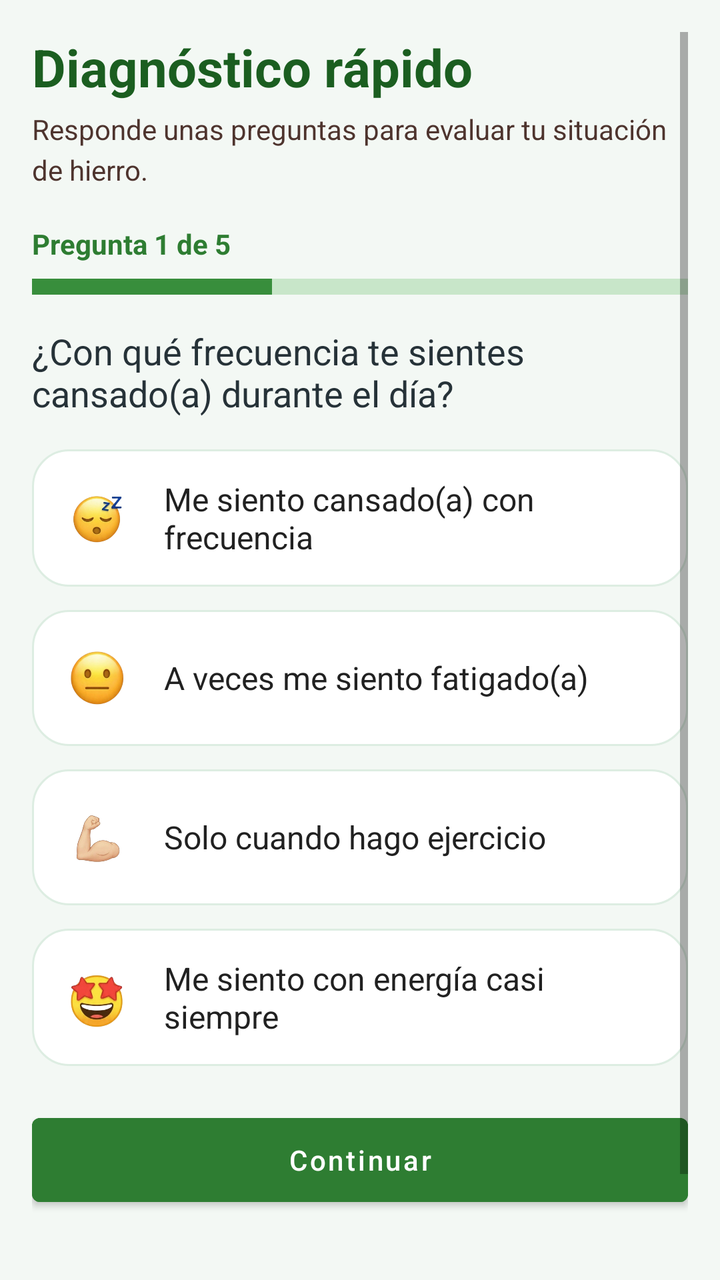
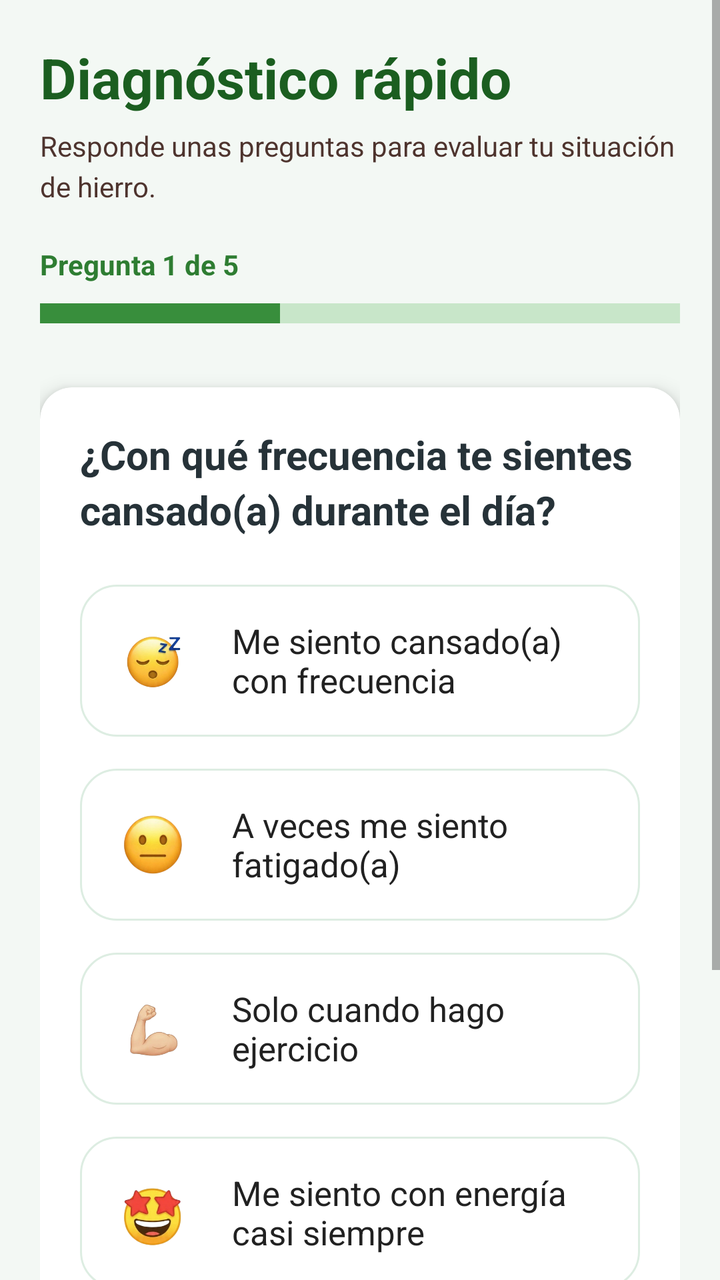

Compare the two renders of this Android layout. The source of the first and the diff that turns it into the second are given below.
<!-- AndroidManifest.xml: application theme Theme.FutureNovaEPT -->
<!-- res/layout/activity_diagnosis.xml -->
<?xml version="1.0" encoding="utf-8"?>
<ScrollView xmlns:android="http://schemas.android.com/apk/res/android"
    xmlns:tools="http://schemas.android.com/tools"
    android:layout_width="match_parent"
    android:layout_height="match_parent"
    android:background="#F3F8F4"
    android:padding="16dp"
    tools:context=".DiagnosisActivity">

    <LinearLayout
        android:layout_width="match_parent"
        android:layout_height="wrap_content"
        android:orientation="vertical">

        <TextView
            android:layout_width="wrap_content"
            android:layout_height="wrap_content"
            android:text="Diagnóstico rápido"
            android:textSize="26sp"
            android:textStyle="bold"
            android:textColor="#1B5E20"
            android:paddingBottom="4dp" />

        <TextView
            android:layout_width="match_parent"
            android:layout_height="wrap_content"
            android:text="Responde unas preguntas para evaluar tu situación de hierro."
            android:textColor="#4E342E"
            android:textSize="14sp"
            android:lineSpacingExtra="4dp"
            android:paddingBottom="18dp" />

        <TextView
            android:layout_width="match_parent"
            android:layout_height="wrap_content"
            android:text="Pregunta 1 de 5"
            android:textColor="#2E7D32"
            android:textStyle="bold"
            android:paddingBottom="8dp" />

        <FrameLayout
            android:layout_width="match_parent"
            android:layout_height="8dp"
            android:layout_marginBottom="16dp">

            <View
                android:layout_width="match_parent"
                android:layout_height="8dp"
                android:background="#C8E6C9" />

            <View
                android:layout_width="120dp"
                android:layout_height="8dp"
                android:background="#388E3C" />

        </FrameLayout>

        <TextView
            android:layout_width="match_parent"
            android:layout_height="wrap_content"
            android:text="¿Con qué frecuencia te sientes cansado(a) durante el día?"
            android:textColor="#263238"
            android:textSize="18sp"
            android:paddingBottom="16dp" />

        <LinearLayout
            android:layout_width="match_parent"
            android:layout_height="wrap_content"
            android:orientation="vertical"
            android:divider="@android:color/transparent"
            android:showDividers="middle">

            <LinearLayout
                android:id="@+id/option1"
                android:layout_width="match_parent"
                android:layout_height="wrap_content"
                android:orientation="horizontal"
                android:background="@drawable/option_background"
                android:padding="14dp"
                android:layout_marginBottom="12dp"
                android:gravity="center_vertical"
                android:clickable="true"
                android:focusable="true">

                <ImageView
                    android:layout_width="40dp"
                    android:layout_height="40dp"
                    android:src="@drawable/emoji_super_cansado"
                    android:contentDescription="emoji súper cansado"
                    android:scaleType="centerCrop"
                    android:layout_marginEnd="12dp" />

                <TextView
                    android:layout_width="0dp"
                    android:layout_height="wrap_content"
                    android:layout_weight="1"
                    android:text="Me siento cansado(a) con frecuencia"
                    android:textColor="#212121"
                    android:textSize="16sp" />

                <ImageView
                    android:id="@+id/check1"
                    android:layout_width="24dp"
                    android:layout_height="24dp"
                    android:src="@drawable/ic_check_mark"
                    android:visibility="gone" />
            </LinearLayout>

            <LinearLayout
                android:id="@+id/option2"
                android:layout_width="match_parent"
                android:layout_height="wrap_content"
                android:orientation="horizontal"
                android:background="@drawable/option_background"
                android:padding="14dp"
                android:layout_marginBottom="12dp"
                android:gravity="center_vertical"
                android:clickable="true"
                android:focusable="true">

                <ImageView
                    android:layout_width="40dp"
                    android:layout_height="40dp"
                    android:src="@drawable/emoji_fatiga"
                    android:contentDescription="emoji fatiga"
                    android:scaleType="centerCrop"
                    android:layout_marginEnd="12dp" />

                <TextView
                    android:layout_width="0dp"
                    android:layout_height="wrap_content"
                    android:layout_weight="1"
                    android:text="A veces me siento fatigado(a)"
                    android:textColor="#212121"
                    android:textSize="16sp" />

                <ImageView
                    android:id="@+id/check2"
                    android:layout_width="24dp"
                    android:layout_height="24dp"
                    android:src="@drawable/ic_check_mark"
                    android:visibility="gone" />
            </LinearLayout>

            <LinearLayout
                android:id="@+id/option3"
                android:layout_width="match_parent"
                android:layout_height="wrap_content"
                android:orientation="horizontal"
                android:background="@drawable/option_background"
                android:padding="14dp"
                android:layout_marginBottom="12dp"
                android:gravity="center_vertical"
                android:clickable="true"
                android:focusable="true">

                <ImageView
                    android:layout_width="40dp"
                    android:layout_height="40dp"
                    android:src="@drawable/emoji_ejercicio"
                    android:contentDescription="emoji ejercicio"
                    android:scaleType="centerCrop"
                    android:layout_marginEnd="12dp" />

                <TextView
                    android:layout_width="0dp"
                    android:layout_height="wrap_content"
                    android:layout_weight="1"
                    android:text="Solo cuando hago ejercicio"
                    android:textColor="#212121"
                    android:textSize="16sp" />

                <ImageView
                    android:id="@+id/check3"
                    android:layout_width="24dp"
                    android:layout_height="24dp"
                    android:src="@drawable/ic_check_mark"
                    android:visibility="gone" />
            </LinearLayout>

            <LinearLayout
                android:id="@+id/option4"
                android:layout_width="match_parent"
                android:layout_height="wrap_content"
                android:orientation="horizontal"
                android:background="@drawable/option_background"
                android:padding="14dp"
                android:gravity="center_vertical"
                android:clickable="true"
                android:focusable="true">

                <ImageView
                    android:layout_width="40dp"
                    android:layout_height="40dp"
                    android:src="@drawable/emoji_con_energia"
                    android:contentDescription="emoji con energía"
                    android:scaleType="centerCrop"
                    android:layout_marginEnd="12dp" />

                <TextView
                    android:layout_width="0dp"
                    android:layout_height="wrap_content"
                    android:layout_weight="1"
                    android:text="Me siento con energía casi siempre"
                    android:textColor="#212121"
                    android:textSize="16sp" />

                <ImageView
                    android:id="@+id/check4"
                    android:layout_width="24dp"
                    android:layout_height="24dp"
                    android:src="@drawable/ic_check_mark"
                    android:visibility="gone" />
            </LinearLayout>
        </LinearLayout>

        <Button
            android:id="@+id/btnNextQuestion"
            android:layout_width="match_parent"
            android:layout_height="54dp"
            android:text="Continuar"
            android:textAllCaps="false"
            android:backgroundTint="#2E7D32"
            android:textColor="#FFFFFF"
            android:layout_marginTop="20dp" />

        <TextView
            android:layout_width="match_parent"
            android:layout_height="wrap_content"
            android:text="Más adelante podemos usar tus respuestas para recomendar alimentos ricos en hierro y recordatorios personalizados."
            android:textColor="#455A64"
            android:textSize="13sp"
            android:lineSpacingExtra="4dp"
            android:paddingTop="18dp" />
    </LinearLayout>
</ScrollView>
<!-- resources referenced by this layout -->
<resources>
  <!-- drawable emoji_con_energia: png bitmap (drawable, 74872 bytes) -->
  <!-- drawable emoji_ejercicio: png bitmap (drawable, 48345 bytes) -->
  <!-- drawable emoji_fatiga: png bitmap (drawable, 64568 bytes) -->
  <!-- drawable emoji_super_cansado: png bitmap (drawable, 73391 bytes) -->
  <!-- drawable ic_check_mark (drawable) -->
  <?xml version="1.0" encoding="utf-8"?>
  <vector xmlns:android="http://schemas.android.com/apk/res/android"
      android:width="24dp"
      android:height="24dp"
      android:viewportWidth="24"
      android:viewportHeight="24">
      <path
          android:fillColor="#388E3C"
          android:pathData="M9.2,16.2 l-3.5,-3.5 c-0.4,-0.4 -1.1,-0.4 -1.5,0 c-0.4,0.4 -0.4,1.1 0,1.5 l4.2,4.2 c0.4,0.4 1,0.4 1.4,0 l9.5,-9.5 c0.4,-0.4 0.4,-1.1 0,-1.5 c-0.4,-0.4 -1.1,-0.4 -1.5,0 L9.2,16.2 z" />
  </vector>
  <!-- drawable option_background (drawable) -->
  <?xml version="1.0" encoding="utf-8"?>
  <selector xmlns:android="http://schemas.android.com/apk/res/android">
      <item android:state_selected="true">
          <shape android:shape="rectangle">
              <solid android:color="#E8F5E9" />
              <corners android:radius="18dp" />
              <stroke android:width="1dp" android:color="#81C784" />
          </shape>
      </item>
      <item android:state_pressed="true">
          <shape android:shape="rectangle">
              <solid android:color="#E8F5E9" />
              <corners android:radius="18dp" />
              <stroke android:width="1dp" android:color="#81C784" />
          </shape>
      </item>
      <item>
          <shape android:shape="rectangle">
              <solid android:color="#FFFFFF" />
              <corners android:radius="18dp" />
              <stroke android:width="1dp" android:color="#DDEDE2" />
          </shape>
      </item>
  </selector>
  <style name="Theme.FutureNovaEPT" parent="Theme.MaterialComponents.DayNight.DarkActionBar">
          
          <item name="colorPrimary">@color/purple_500</item>
          <item name="colorPrimaryVariant">@color/purple_700</item>
          <item name="colorOnPrimary">@color/white</item>
          
          <item name="colorSecondary">@color/teal_200</item>
          <item name="colorSecondaryVariant">@color/teal_700</item>
          <item name="colorOnSecondary">@color/black</item>
          
          <item name="android:statusBarColor">?attr/colorPrimaryVariant</item>
          
      </style>
  <color name="purple_500">#FF6200EE</color>
  <color name="purple_700">#FF3700B3</color>
  <color name="white">#FFFFFFFF</color>
  <color name="teal_200">#FF03DAC5</color>
  <color name="teal_700">#FF018786</color>
  <color name="black">#FF000000</color>
</resources>

<!-- the commit's change to res/layout/activity_diagnosis.xml (unified diff, before → after) -->
@@ -1,236 +1,284 @@
 <?xml version="1.0" encoding="utf-8"?>
 <ScrollView xmlns:android="http://schemas.android.com/apk/res/android"
+    xmlns:app="http://schemas.android.com/apk/res-auto"
     xmlns:tools="http://schemas.android.com/tools"
     android:layout_width="match_parent"
     android:layout_height="match_parent"
     android:background="#F3F8F4"
-    android:padding="16dp"
+    android:fillViewport="true"
     tools:context=".DiagnosisActivity">
 
-    <LinearLayout
+    <androidx.constraintlayout.widget.ConstraintLayout
         android:layout_width="match_parent"
-        android:layout_height="wrap_content"
-        android:orientation="vertical">
-
-        <TextView
+        android:layout_height="match_parent"
+        android:padding="20dp">
+
+        <TextView
+            android:id="@+id/tvDiagnosisTitle"
             android:layout_width="wrap_content"
             android:layout_height="wrap_content"
             android:text="Diagnóstico rápido"
-            android:textSize="26sp"
+            android:textColor="#1B5E20"
+            android:textSize="28sp"
             android:textStyle="bold"
-            android:textColor="#1B5E20"
-            android:paddingBottom="4dp" />
-
-        <TextView
-            android:layout_width="match_parent"
-            android:layout_height="wrap_content"
+            app:layout_constraintStart_toStartOf="parent"
+            app:layout_constraintTop_toTopOf="parent" />
+
+        <TextView
+            android:id="@+id/tvIntroText"
+            android:layout_width="match_parent"
+            android:layout_height="wrap_content"
+            android:layout_marginTop="6dp"
+            android:lineSpacingExtra="4dp"
             android:text="Responde unas preguntas para evaluar tu situación de hierro."
             android:textColor="#4E342E"
             android:textSize="14sp"
-            android:lineSpacingExtra="4dp"
-            android:paddingBottom="18dp" />
-
-        <TextView
-            android:layout_width="match_parent"
-            android:layout_height="wrap_content"
+            app:layout_constraintStart_toStartOf="parent"
+            app:layout_constraintTop_toBottomOf="@id/tvDiagnosisTitle" />
+
+        <TextView
+            android:id="@+id/tvQuestionCount"
+            android:layout_width="match_parent"
+            android:layout_height="wrap_content"
+            android:layout_marginTop="20dp"
             android:text="Pregunta 1 de 5"
             android:textColor="#2E7D32"
             android:textStyle="bold"
-            android:paddingBottom="8dp" />
+            app:layout_constraintStart_toStartOf="parent"
+            app:layout_constraintTop_toBottomOf="@id/tvIntroText" />
 
         <FrameLayout
-            android:layout_width="match_parent"
-            android:layout_height="8dp"
-            android:layout_marginBottom="16dp">
+            android:id="@+id/pbDiagnosisProgress"
+            android:layout_width="match_parent"
+            android:layout_height="10dp"
+            android:layout_marginTop="10dp"
+            app:layout_constraintStart_toStartOf="parent"
+            app:layout_constraintTop_toBottomOf="@id/tvQuestionCount">
 
             <View
                 android:layout_width="match_parent"
-                android:layout_height="8dp"
+                android:layout_height="10dp"
                 android:background="#C8E6C9" />
 
             <View
                 android:layout_width="120dp"
-                android:layout_height="8dp"
+                android:layout_height="10dp"
                 android:background="#388E3C" />
-
         </FrameLayout>
 
-        <TextView
-            android:layout_width="match_parent"
-            android:layout_height="wrap_content"
-            android:text="¿Con qué frecuencia te sientes cansado(a) durante el día?"
-            android:textColor="#263238"
-            android:textSize="18sp"
-            android:paddingBottom="16dp" />
-
-        <LinearLayout
-            android:layout_width="match_parent"
-            android:layout_height="wrap_content"
-            android:orientation="vertical"
-            android:divider="@android:color/transparent"
-            android:showDividers="middle">
+        <androidx.cardview.widget.CardView
+            android:id="@+id/cvDiagnosisCard"
+            android:layout_width="0dp"
+            android:layout_height="wrap_content"
+            android:layout_marginTop="32dp"
+            android:layout_marginBottom="32dp"
+            app:cardBackgroundColor="@android:color/white"
+            app:cardCornerRadius="16dp"
+            app:cardElevation="6dp"
+            app:layout_constraintBottom_toTopOf="@id/btnDiagnosisNext"
+            app:layout_constraintEnd_toEndOf="parent"
+            app:layout_constraintStart_toStartOf="parent"
+            app:layout_constraintTop_toBottomOf="@id/pbDiagnosisProgress">
 
             <LinearLayout
-                android:id="@+id/option1"
                 android:layout_width="match_parent"
                 android:layout_height="wrap_content"
-                android:orientation="horizontal"
-                android:background="@drawable/option_background"
-                android:padding="14dp"
-                android:layout_marginBottom="12dp"
-                android:gravity="center_vertical"
-                android:clickable="true"
-                android:focusable="true">
-
-                <ImageView
-                    android:layout_width="40dp"
-                    android:layout_height="40dp"
-                    android:src="@drawable/emoji_super_cansado"
-                    android:contentDescription="emoji súper cansado"
-                    android:scaleType="centerCrop"
-                    android:layout_marginEnd="12dp" />
+                android:orientation="vertical"
+                android:padding="20dp">
 
                 <TextView
-                    android:layout_width="0dp"
+                    android:id="@+id/tvQuestionText"
+                    android:layout_width="match_parent"
                     android:layout_height="wrap_content"
-                    android:layout_weight="1"
-                    android:text="Me siento cansado(a) con frecuencia"
-                    android:textColor="#212121"
-                    android:textSize="16sp" />
-
-                <ImageView
-                    android:id="@+id/check1"
-                    android:layout_width="24dp"
-                    android:layout_height="24dp"
-                    android:src="@drawable/ic_check_mark"
-                    android:visibility="gone" />
+                    android:layout_marginBottom="24dp"
+                    android:lineSpacingExtra="4dp"
+                    android:text="¿Con qué frecuencia te sientes cansado(a) durante el día?"
+                    android:textColor="#263238"
+                    android:textSize="20sp"
+                    android:textStyle="bold" />
+
+                <LinearLayout
+                    android:layout_width="match_parent"
+                    android:layout_height="wrap_content"
+                    android:orientation="vertical">
+
+                    <LinearLayout
+                        android:id="@+id/option1"
+                        android:layout_width="match_parent"
+                        android:layout_height="wrap_content"
+                        android:layout_marginBottom="16dp"
+                        android:background="@drawable/option_background"
+                        android:clickable="true"
+                        android:focusable="true"
+                        android:gravity="center_vertical"
+                        android:orientation="horizontal"
+                        android:padding="16dp">
+
+                        <ImageView
+                            android:layout_width="44dp"
+                            android:layout_height="44dp"
+                            android:layout_marginEnd="16dp"
+                            android:contentDescription="emoji súper cansado"
+                            android:scaleType="centerCrop"
+                            android:src="@drawable/emoji_super_cansado" />
+
+                        <TextView
+                            android:id="@+id/tvOption1"
+                            android:layout_width="0dp"
+                            android:layout_height="wrap_content"
+                            android:layout_weight="1"
+                            android:text="Me siento cansado(a) con frecuencia"
+                            android:textColor="#212121"
+                            android:textSize="17sp" />
+
+                        <ImageView
+                            android:id="@+id/check1"
+                            android:layout_width="26dp"
+                            android:layout_height="26dp"
+                            android:src="@drawable/ic_check_mark"
+                            android:visibility="gone" />
+                    </LinearLayout>
+
+                    <LinearLayout
+                        android:id="@+id/option2"
+                        android:layout_width="match_parent"
+                        android:layout_height="wrap_content"
+                        android:layout_marginBottom="16dp"
+                        android:background="@drawable/option_background"
+                        android:clickable="true"
+                        android:focusable="true"
+                        android:gravity="center_vertical"
+                        android:orientation="horizontal"
+                        android:padding="16dp">
+
+                        <ImageView
+                            android:layout_width="44dp"
+                            android:layout_height="44dp"
+                            android:layout_marginEnd="16dp"
+                            android:contentDescription="emoji fatiga"
+                            android:scaleType="centerCrop"
+                            android:src="@drawable/emoji_fatiga" />
+
+                        <TextView
+                            android:id="@+id/tvOption2"
+                            android:layout_width="0dp"
+                            android:layout_height="wrap_content"
+                            android:layout_weight="1"
+                            android:text="A veces me siento fatigado(a)"
+                            android:textColor="#212121"
+                            android:textSize="17sp" />
+
+                        <ImageView
+                            android:id="@+id/check2"
+                            android:layout_width="26dp"
+                            android:layout_height="26dp"
+                            android:src="@drawable/ic_check_mark"
+                            android:visibility="gone" />
+                    </LinearLayout>
+
+                    <LinearLayout
+                        android:id="@+id/option3"
+                        android:layout_width="match_parent"
+                        android:layout_height="wrap_content"
+                        android:layout_marginBottom="16dp"
+                        android:background="@drawable/option_background"
+                        android:clickable="true"
+                        android:focusable="true"
+                        android:gravity="center_vertical"
+                        android:orientation="horizontal"
+                        android:padding="16dp">
+
+                        <ImageView
+                            android:layout_width="44dp"
+                            android:layout_height="44dp"
+                            android:layout_marginEnd="16dp"
+                            android:contentDescription="emoji ejercicio"
+                            android:scaleType="centerCrop"
+                            android:src="@drawable/emoji_ejercicio" />
+
+                        <TextView
+                            android:id="@+id/tvOption3"
+                            android:layout_width="0dp"
+                            android:layout_height="wrap_content"
+                            android:layout_weight="1"
+                            android:text="Solo cuando hago ejercicio"
+                            android:textColor="#212121"
+                            android:textSize="17sp" />
+
+                        <ImageView
+                            android:id="@+id/check3"
+                            android:layout_width="26dp"
+                            android:layout_height="26dp"
+                            android:src="@drawable/ic_check_mark"
+                            android:visibility="gone" />
+                    </LinearLayout>
+
+                    <LinearLayout
+                        android:id="@+id/option4"
+                        android:layout_width="match_parent"
+                        android:layout_height="wrap_content"
+                        android:background="@drawable/option_background"
+                        android:clickable="true"
+                        android:focusable="true"
+                        android:gravity="center_vertical"
+                        android:orientation="horizontal"
+                        android:padding="16dp">
+
+                        <ImageView
+                            android:layout_width="44dp"
+                            android:layout_height="44dp"
+                            android:layout_marginEnd="16dp"
+                            android:contentDescription="emoji con energía"
+                            android:scaleType="centerCrop"
+                            android:src="@drawable/emoji_con_energia" />
+
+                        <TextView
+                            android:id="@+id/tvOption4"
+                            android:layout_width="0dp"
+                            android:layout_height="wrap_content"
+                            android:layout_weight="1"
+                            android:text="Me siento con energía casi siempre"
+                            android:textColor="#212121"
+                            android:textSize="17sp" />
+
+                        <ImageView
+                            android:id="@+id/check4"
+                            android:layout_width="26dp"
+                            android:layout_height="26dp"
+                            android:src="@drawable/ic_check_mark"
+                            android:visibility="gone" />
+                    </LinearLayout>
+                </LinearLayout>
             </LinearLayout>
-
-            <LinearLayout
-                android:id="@+id/option2"
-                android:layout_width="match_parent"
-                android:layout_height="wrap_content"
-                android:orientation="horizontal"
-                android:background="@drawable/option_background"
-                android:padding="14dp"
-                android:layout_marginBottom="12dp"
-                android:gravity="center_vertical"
-                android:clickable="true"
-                android:focusable="true">
-
-                <ImageView
-                    android:layout_width="40dp"
-                    android:layout_height="40dp"
-                    android:src="@drawable/emoji_fatiga"
-                    android:contentDescription="emoji fatiga"
-                    android:scaleType="centerCrop"
-                    android:layout_marginEnd="12dp" />
-
-                <TextView
-                    android:layout_width="0dp"
-                    android:layout_height="wrap_content"
-                    android:layout_weight="1"
-                    android:text="A veces me siento fatigado(a)"
-                    android:textColor="#212121"
-                    android:textSize="16sp" />
-
-                <ImageView
-                    android:id="@+id/check2"
-                    android:layout_width="24dp"
-                    android:layout_height="24dp"
-                    android:src="@drawable/ic_check_mark"
-                    android:visibility="gone" />
-            </LinearLayout>
-
-            <LinearLayout
-                android:id="@+id/option3"
-                android:layout_width="match_parent"
-                android:layout_height="wrap_content"
-                android:orientation="horizontal"
-                android:background="@drawable/option_background"
-                android:padding="14dp"
-                android:layout_marginBottom="12dp"
-                android:gravity="center_vertical"
-                android:clickable="true"
-                android:focusable="true">
-
-                <ImageView
-                    android:layout_width="40dp"
-                    android:layout_height="40dp"
-                    android:src="@drawable/emoji_ejercicio"
-                    android:contentDescription="emoji ejercicio"
-                    android:scaleType="centerCrop"
-                    android:layout_marginEnd="12dp" />
-
-                <TextView
-                    android:layout_width="0dp"
-                    android:layout_height="wrap_content"
-                    android:layout_weight="1"
-                    android:text="Solo cuando hago ejercicio"
-                    android:textColor="#212121"
-                    android:textSize="16sp" />
-
-                <ImageView
-                    android:id="@+id/check3"
-                    android:layout_width="24dp"
-                    android:layout_height="24dp"
-                    android:src="@drawable/ic_check_mark"
-                    android:visibility="gone" />
-            </LinearLayout>
-
-            <LinearLayout
-                android:id="@+id/option4"
-                android:layout_width="match_parent"
-                android:layout_height="wrap_content"
-                android:orientation="horizontal"
-                android:background="@drawable/option_background"
-                android:padding="14dp"
-                android:gravity="center_vertical"
-                android:clickable="true"
-                android:focusable="true">
-
-                <ImageView
-                    android:layout_width="40dp"
-                    android:layout_height="40dp"
-                    android:src="@drawable/emoji_con_energia"
-                    android:contentDescription="emoji con energía"
-                    android:scaleType="centerCrop"
-                    android:layout_marginEnd="12dp" />
-
-                <TextView
-                    android:layout_width="0dp"
-                    android:layout_height="wrap_content"
-                    android:layout_weight="1"
-                    android:text="Me siento con energía casi siempre"
-                    android:textColor="#212121"
-                    android:textSize="16sp" />
-
-                <ImageView
-                    android:id="@+id/check4"
-                    android:layout_width="24dp"
-                    android:layout_height="24dp"
-                    android:src="@drawable/ic_check_mark"
-                    android:visibility="gone" />
-            </LinearLayout>
-        </LinearLayout>
+        </androidx.cardview.widget.CardView>
+
+        <TextView
+            android:id="@+id/tvDiagnosisFooterText"
+            android:layout_width="match_parent"
+            android:layout_height="wrap_content"
+            android:layout_marginTop="16dp"
+            android:lineSpacingExtra="4dp"
+            android:text="Más adelante podemos usar tus respuestas para recomendar alimentos ricos en hierro y recordatorios personalizados."
+            android:textAlignment="center"
+            android:textColor="#455A64"
+            android:textSize="13sp"
+            app:layout_constraintBottom_toBottomOf="parent"
+            app:layout_constraintStart_toStartOf="parent" />
 
         <Button
-            android:id="@+id/btnNextQuestion"
-            android:layout_width="match_parent"
-            android:layout_height="54dp"
+            android:id="@+id/btnDiagnosisNext"
+            android:layout_width="0dp"
+            android:layout_height="56dp"
+            android:layout_marginBottom="16dp"
+            android:backgroundTint="#2E7D32"
             android:text="Continuar"
             android:textAllCaps="false"
-            android:backgroundTint="#2E7D32"
             android:textColor="#FFFFFF"
-            android:layout_marginTop="20dp" />
-
-        <TextView
-            android:layout_width="match_parent"
-            android:layout_height="wrap_content"
-            android:text="Más adelante podemos usar tus respuestas para recomendar alimentos ricos en hierro y recordatorios personalizados."
-            android:textColor="#455A64"
-            android:textSize="13sp"
-            android:lineSpacingExtra="4dp"
-            android:paddingTop="18dp" />
-    </LinearLayout>
+            android:textSize="18sp"
+            android:textStyle="bold"
+            app:layout_constraintBottom_toTopOf="@id/tvDiagnosisFooterText"
+            app:layout_constraintEnd_toEndOf="parent"
+            app:layout_constraintStart_toStartOf="parent" />
+
+    </androidx.constraintlayout.widget.ConstraintLayout>
 </ScrollView>
